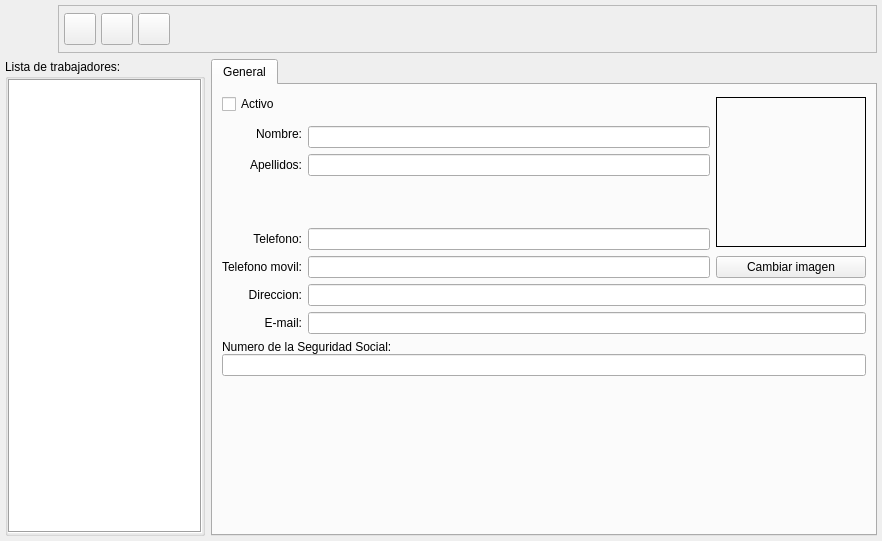
Qt form bulmages/bulmafact/plugins/pluginbf_trabajador/trabajadorbase.ui (eboladev/Bulmages-1) before a commit.
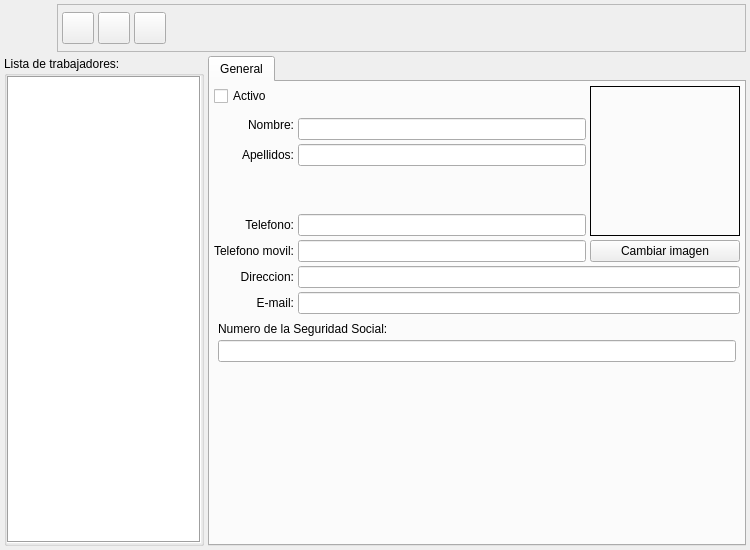
The same form after that commit. Icons and pictures are not drawn.

The edit to the form file:
```diff
--- a/bulmages/bulmafact/plugins/pluginbf_trabajador/trabajadorbase.ui
+++ b/bulmages/bulmafact/plugins/pluginbf_trabajador/trabajadorbase.ui
@@ -1,52 +1,50 @@
 <ui version="4.0" >
  <author>Tomeu Borras Riera</author>
  <class>TrabajadorBase</class>
- <widget class="QWidget" name="TrabajadorBase" >
-  <property name="geometry" >
+ <widget class="QWidget" name="TrabajadorBase">
+  <property name="geometry">
    <rect>
     <x>0</x>
     <y>0</y>
-    <width>882</width>
-    <height>541</height>
+    <width>750</width>
+    <height>550</height>
    </rect>
   </property>
-  <property name="windowTitle" >
+  <property name="minimumSize">
+   <size>
+    <width>750</width>
+    <height>550</height>
+   </size>
+  </property>
+  <property name="windowTitle">
    <string>Trabajadores</string>
   </property>
   <property name="windowIcon" >
    <iconset resource="../../../bulmages.qrc" >
     <normaloff>:/Images/employee-list.png</normaloff>:/Images/employee-list.png</iconset>
   </property>
-  <layout class="QGridLayout" >
-   <property name="margin" >
-    <number>5</number>
+  <layout class="QGridLayout">
+   <property name="margin">
+    <number>4</number>
    </property>
-   <property name="spacing" >
-    <number>6</number>
+   <property name="spacing">
+    <number>4</number>
    </property>
    <item row="1" column="1" >
     <widget class="QTabWidget" name="mui_tab" >
      <property name="currentIndex" >
       <number>0</number>
      </property>
-     <widget class="QWidget" name="tab" >
-      <property name="geometry" >
-       <rect>
-        <x>0</x>
-        <y>0</y>
-        <width>662</width>
-        <height>438</height>
-       </rect>
-      </property>
-      <attribute name="title" >
+     <widget class="QWidget" name="tab">
+      <attribute name="title">
        <string>General</string>
       </attribute>
-      <layout class="QGridLayout" >
-       <property name="margin" >
-        <number>9</number>
+      <layout class="QGridLayout">
+       <property name="margin">
+        <number>4</number>
        </property>
-       <property name="spacing" >
-        <number>6</number>
+       <property name="spacing">
+        <number>4</number>
        </property>
        <item row="6" column="1" >
         <widget class="QLineEdit" name="m_moviltrabajador" >
@@ -156,13 +154,13 @@
          </property>
         </spacer>
        </item>
-       <item row="9" column="0" colspan="3" >
-        <layout class="QVBoxLayout" >
-         <property name="spacing" >
-          <number>0</number>
+       <item row="9" column="0" colspan="3">
+        <layout class="QVBoxLayout">
+         <property name="spacing">
+          <number>4</number>
          </property>
-         <property name="margin" >
-          <number>0</number>
+         <property name="margin">
+          <number>4</number>
          </property>
          <item>
           <widget class="QLabel" name="label_8" >
@@ -325,12 +323,12 @@
        <property name="frameShadow" >
         <enum>QFrame::Raised</enum>
        </property>
-       <layout class="QGridLayout" >
-        <property name="margin" >
-         <number>5</number>
+       <layout class="QGridLayout">
+        <property name="margin">
+         <number>4</number>
         </property>
-        <property name="spacing" >
-         <number>5</number>
+        <property name="spacing">
+         <number>4</number>
         </property>
         <item row="0" column="3" >
          <spacer>
@@ -375,10 +373,10 @@
            <iconset>
             <normaloff>:Images/edit-delete.png</normaloff>:Images/edit-delete.png</iconset>
           </property>
-          <property name="iconSize" >
+          <property name="iconSize">
            <size>
-            <width>32</width>
-            <height>32</height>
+            <width>22</width>
+            <height>22</height>
            </size>
           </property>
          </widget>
@@ -410,10 +408,10 @@
            <iconset resource="../../../bulmages.qrc" >
             <normaloff>:/Images/edit-save.png</normaloff>:/Images/edit-save.png</iconset>
           </property>
-          <property name="iconSize" >
+          <property name="iconSize">
            <size>
-            <width>32</width>
-            <height>32</height>
+            <width>22</width>
+            <height>22</height>
            </size>
           </property>
          </widget>
@@ -445,10 +443,10 @@
            <iconset resource="../../../bulmages.qrc" >
             <normaloff>:/Images/document-new.png</normaloff>:/Images/document-new.png</iconset>
           </property>
-          <property name="iconSize" >
+          <property name="iconSize">
            <size>
-            <width>32</width>
-            <height>32</height>
+            <width>22</width>
+            <height>22</height>
            </size>
           </property>
          </widget>
@@ -460,7 +458,7 @@
    </item>
   </layout>
  </widget>
- <layoutdefault spacing="2" margin="2" />
+ <layoutdefault spacing="2" margin="2"/>
  <tabstops>
   <tabstop>mui_nuevo</tabstop>
   <tabstop>mui_guardar</tabstop>
```
Left out of the diff: 267 changed lines with no effect on the pictures.
